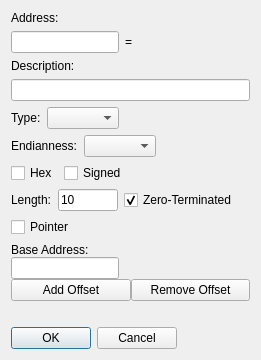
korcankaraokcu/PINCE, file GUI/AddAddressManuallyDialog.ui: the form before one commit.
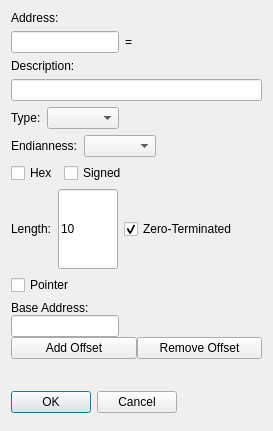
The form after the commit.

Commit message: Revert to adjustSize from setSizeConstraint

Diff of the .ui file:
```diff
--- a/GUI/AddAddressManuallyDialog.ui
+++ b/GUI/AddAddressManuallyDialog.ui
@@ -14,9 +14,6 @@
    <string>Add Address Manually</string>
   </property>
   <layout class="QGridLayout" name="gridLayout">
-   <property name="sizeConstraint">
-    <enum>QLayout::SetFixedSize</enum>
-   </property>
    <item row="2" column="0">
     <layout class="QVBoxLayout" name="verticalLayout_3">
      <item>
```
Left out of the diff: 15 changed lines with no effect on the pictures. The commit also changes 4 other files.
